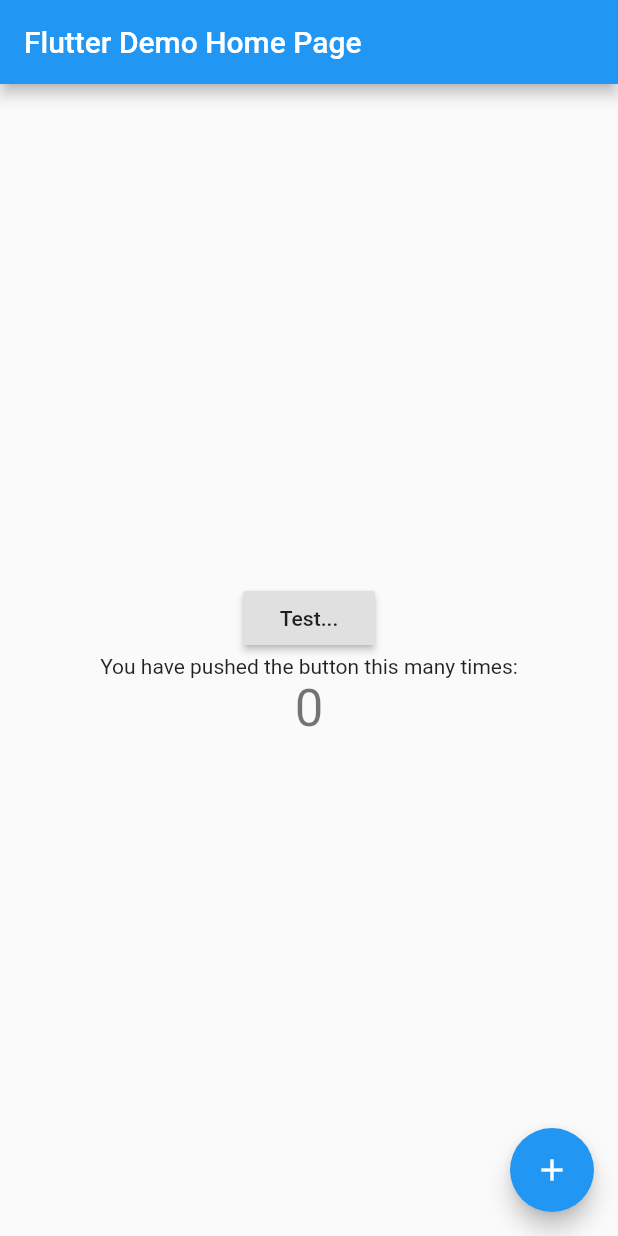
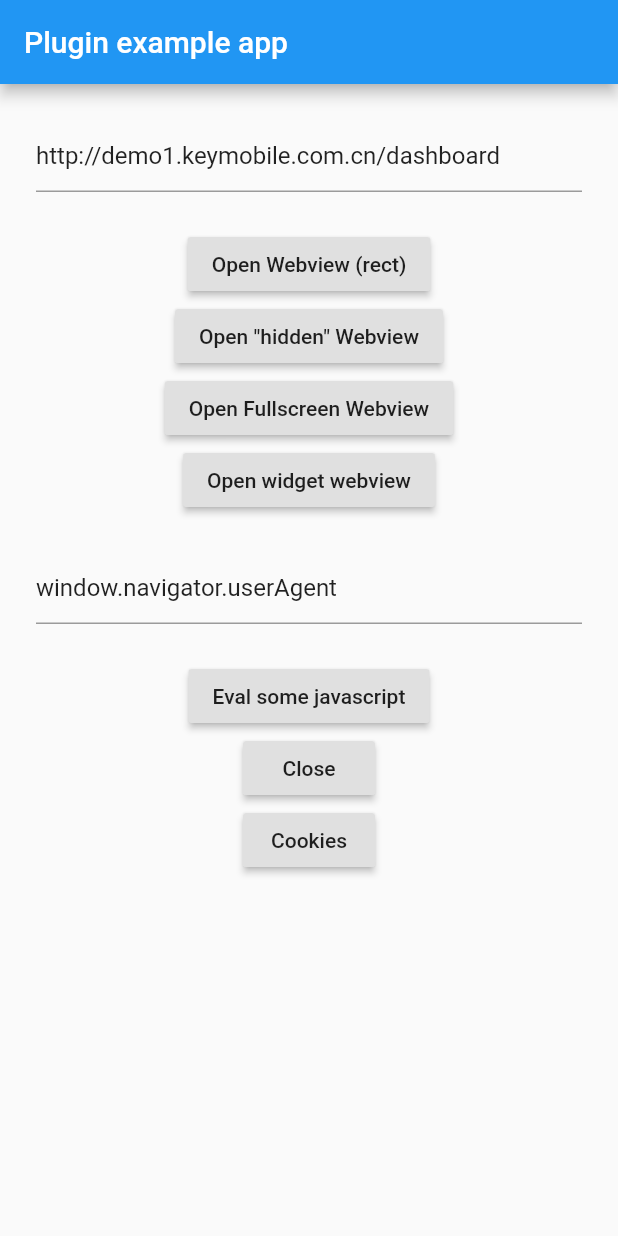
Before and after one commit to imjamespond/mobile-dev, a Flutter app: the screen it shows after launch, on a phone screen of 412 x 824 dp. Run offline on Flutter 3.47's test engine with Material 2 defaults, Android fonts, the phone set to English and light mode, and no system bars; missing offline and left inert: flutter_webview_plugin.

Commit message:
flutter webview plugin example

```diff
--- a/lib/main.dart
+++ b/lib/main.dart
@@ -1,74 +1,90 @@
+import 'dart:async';
+
 import 'package:flutter/material.dart';
+
 import 'package:flutter_webview_plugin/flutter_webview_plugin.dart';
 
-void main() => runApp(MyApp());
+const kAndroidUserAgent =
+    'Mozilla/5.0 (Linux; Android 6.0; Nexus 5 Build/MRA58N) AppleWebKit/537.36 (KHTML, like Gecko) Chrome/62.0.3202.94 Mobile Safari/537.36';
+
+String selectedUrl = 'http://demo1.keymobile.com.cn/dashboard';
+
+// ignore: prefer_collection_literals
+final Set<JavascriptChannel> jsChannels = [
+  JavascriptChannel(
+      name: 'Print',
+      onMessageReceived: (JavascriptMessage message) {
+        print(message.message);
+      }),
+].toSet();
+
+void main() {
+  WidgetsFlutterBinding.ensureInitialized();
+  runApp(MyApp());
+}
 
 class MyApp extends StatelessWidget {
-  // This widget is the root of your application.
+  final flutterWebViewPlugin = FlutterWebviewPlugin();
+
   @override
   Widget build(BuildContext context) {
     return MaterialApp(
-      title: 'Flutter Demo',
+      title: 'Flutter WebView Demo',
       theme: ThemeData(
-        // This is the theme of your application.
-        //
-        // Try running your application with "flutter run". You'll see the
-        // application has a blue toolbar. Then, without quitting the app, try
-        // changing the primarySwatch below to Colors.green and then invoke
-        // "hot reload" (press "r" in the console where you ran "flutter run",
-        // or simply save your changes to "hot reload" in a Flutter IDE).
-        // Notice that the counter didn't reset back to zero; the application
-        // is not restarted.
         primarySwatch: Colors.blue,
       ),
-//      home: MyHomePage(title: 'Flutter Demo Home Page'),
-
-      initialRoute: '/',
       routes: {
-        '/': (_) => MyHomePage(title: 'Flutter Demo Home Page'),
-        '/test': (_) => new WebviewScaffold(
-          url: "http://demo1.keymobile.com.cn/dashboard",
-          appBar: new AppBar(
-            title: RaisedButton(
-              child: const Text('Home'),
-              onPressed: () {
-                //FlutterWebviewPlugin provide a singleton instance linked to one unique webview,
-                // so you can take control of the webview from anywhere in the app
-                final flutterWebviewPlugin = new FlutterWebviewPlugin();
-                flutterWebviewPlugin.close();
-                // Navigate to the second screen using a named route.
-                Navigator.pushNamed(_, '/');
-              },
+        '/': (_) => const MyHomePage(title: 'Flutter WebView Demo'),
+        '/widget': (_) {
+          return WebviewScaffold(
+            url: selectedUrl,
+            javascriptChannels: jsChannels,
+            mediaPlaybackRequiresUserGesture: false,
+            appBar: AppBar(
+              title: const Text('Widget WebView'),
             ),
-
-          ),
-          withZoom: false,
+            withZoom: true,
             withLocalStorage: true,
             hidden: true,
             initialChild: Container(
-            color: Colors.white10,
+              color: Colors.redAccent,
               child: const Center(
-              child: Text('Waiting...'),
+                child: Text('Waiting.....'),
               ),
             ),
+            bottomNavigationBar: BottomAppBar(
+              child: Row(
+                children: <Widget>[
+                  IconButton(
+                    icon: const Icon(Icons.arrow_back_ios),
+                    onPressed: () {
+                      flutterWebViewPlugin.goBack();
+                    },
                   ),
+                  IconButton(
+                    icon: const Icon(Icons.arrow_forward_ios),
+                    onPressed: () {
+                      flutterWebViewPlugin.goForward();
                     },
-
+                  ),
+                  IconButton(
+                    icon: const Icon(Icons.autorenew),
+                    onPressed: () {
+                      flutterWebViewPlugin.reload();
+                    },
+                  ),
+                ],
+              ),
+            ),
+          );
+        },
+      },
     );
   }
 }
 
 class MyHomePage extends StatefulWidget {
-  MyHomePage({Key key, this.title}) : super(key: key);
-
-  // This widget is the home page of your application. It is stateful, meaning
-  // that it has a State object (defined below) that contains fields that affect
-  // how it looks.
-
-  // This class is the configuration for the state. It holds the values (in this
-  // case the title) provided by the parent (in this case the App widget) and
-  // used by the build method of the State. Fields in a Widget subclass are
-  // always marked "final".
+  const MyHomePage({Key key, this.title}) : super(key: key);
 
   final String title;
 
@@ -77,76 +93,209 @@ class MyHomePage extends StatefulWidget {
 }
 
 class _MyHomePageState extends State<MyHomePage> {
-  int _counter = 0;
+  // Instance of WebView plugin
+  final flutterWebViewPlugin = FlutterWebviewPlugin();
 
-  void _incrementCounter() {
+  // On destroy stream
+  StreamSubscription _onDestroy;
+
+  // On urlChanged stream
+  StreamSubscription<String> _onUrlChanged;
+
+  // On urlChanged stream
+  StreamSubscription<WebViewStateChanged> _onStateChanged;
+
+  StreamSubscription<WebViewHttpError> _onHttpError;
+
+  StreamSubscription<double> _onProgressChanged;
+
+  StreamSubscription<double> _onScrollYChanged;
+
+  StreamSubscription<double> _onScrollXChanged;
+
+  final _urlCtrl = TextEditingController(text: selectedUrl);
+
+  final _codeCtrl = TextEditingController(text: 'window.navigator.userAgent');
+
+  final _scaffoldKey = GlobalKey<ScaffoldState>();
+
+  final _history = [];
+
+  @override
+  void initState() {
+    super.initState();
+
+    flutterWebViewPlugin.close();
+
+    _urlCtrl.addListener(() {
+      selectedUrl = _urlCtrl.text;
+    });
+
+    // Add a listener to on destroy WebView, so you can make came actions.
+    _onDestroy = flutterWebViewPlugin.onDestroy.listen((_) {
+      if (mounted) {
+        // Actions like show a info toast.
+        _scaffoldKey.currentState.showSnackBar(
+            const SnackBar(content: const Text('Webview Destroyed')));
+      }
+    });
+
+    // Add a listener to on url changed
+    _onUrlChanged = flutterWebViewPlugin.onUrlChanged.listen((String url) {
+      if (mounted) {
         setState(() {
-      // This call to setState tells the Flutter framework that something has
-      // changed in this State, which causes it to rerun the build method below
-      // so that the display can reflect the updated values. If we changed
-      // _counter without calling setState(), then the build method would not be
-      // called again, and so nothing would appear to happen.
-      _counter++;
+          _history.add('onUrlChanged: $url');
+        });
+      }
+    });
+
+    _onProgressChanged =
+        flutterWebViewPlugin.onProgressChanged.listen((double progress) {
+          if (mounted) {
+            setState(() {
+              _history.add('onProgressChanged: $progress');
+            });
+          }
+        });
+
+    _onScrollYChanged =
+        flutterWebViewPlugin.onScrollYChanged.listen((double y) {
+          if (mounted) {
+            setState(() {
+              _history.add('Scroll in Y Direction: $y');
+            });
+          }
+        });
+
+    _onScrollXChanged =
+        flutterWebViewPlugin.onScrollXChanged.listen((double x) {
+          if (mounted) {
+            setState(() {
+              _history.add('Scroll in X Direction: $x');
+            });
+          }
+        });
+
+    _onStateChanged =
+        flutterWebViewPlugin.onStateChanged.listen((WebViewStateChanged state) {
+          if (mounted) {
+            setState(() {
+              _history.add('onStateChanged: ${state.type} ${state.url}');
+            });
+          }
+        });
+
+    _onHttpError =
+        flutterWebViewPlugin.onHttpError.listen((WebViewHttpError error) {
+          if (mounted) {
+            setState(() {
+              _history.add('onHttpError: ${error.code} ${error.url}');
+            });
+          }
         });
   }
 
   @override
+  void dispose() {
+    // Every listener should be canceled, the same should be done with this stream.
+    _onDestroy.cancel();
+    _onUrlChanged.cancel();
+    _onStateChanged.cancel();
+    _onHttpError.cancel();
+    _onProgressChanged.cancel();
+    _onScrollXChanged.cancel();
+    _onScrollYChanged.cancel();
+
+    flutterWebViewPlugin.dispose();
+
+    super.dispose();
+  }
+
+  @override
   Widget build(BuildContext context) {
-    // This method is rerun every time setState is called, for instance as done
-    // by the _incrementCounter method above.
-    //
-    // The Flutter framework has been optimized to make rerunning build methods
-    // fast, so that you can just rebuild anything that needs updating rather
-    // than having to individually change instances of widgets.
     return Scaffold(
+      key: _scaffoldKey,
       appBar: AppBar(
-        // Here we take the value from the MyHomePage object that was created by
-        // the App.build method, and use it to set our appbar title.
-        title: Text(widget.title),
+        title: const Text('Plugin example app'),
       ),
-      body: Center(
-        // Center is a layout widget. It takes a single child and positions it
-        // in the middle of the parent.
+      body: SingleChildScrollView(
         child: Column(
-          // Column is also a layout widget. It takes a list of children and
-          // arranges them vertically. By default, it sizes itself to fit its
-          // children horizontally, and tries to be as tall as its parent.
-          //
-          // Invoke "debug painting" (press "p" in the console, choose the
-          // "Toggle Debug Paint" action from the Flutter Inspector in Android
-          // Studio, or the "Toggle Debug Paint" command in Visual Studio Code)
-          // to see the wireframe for each widget.
-          //
-          // Column has various properties to control how it sizes itself and
-          // how it positions its children. Here we use mainAxisAlignment to
-          // center the children vertically; the main axis here is the vertical
-          // axis because Columns are vertical (the cross axis would be
-          // horizontal).
           mainAxisAlignment: MainAxisAlignment.center,
-          children: <Widget>[
+          children: [
+            Container(
+              padding: const EdgeInsets.all(24.0),
+              child: TextField(controller: _urlCtrl),
+            ),
             RaisedButton(
-              child: const Text('Test...'),
               onPressed: () {
-                // Navigate to the second screen using a named route.
-                Navigator.pushNamed(context, '/test');
+                flutterWebViewPlugin.launch(
+                  selectedUrl,
+                  rect: Rect.fromLTWH(
+                      0.0, 0.0, MediaQuery.of(context).size.width, 300.0),
+                  userAgent: kAndroidUserAgent,
+                  invalidUrlRegex:
+                  r'^(https).+(twitter)', // prevent redirecting to twitter when user click on its icon in flutter website
+                );
               },
+              child: const Text('Open Webview (rect)'),
             ),
-
-            Text(
-              'You have pushed the button this many times:',
+            RaisedButton(
+              onPressed: () {
+                flutterWebViewPlugin.launch(selectedUrl, hidden: true);
+              },
+              child: const Text('Open "hidden" Webview'),
             ),
-            Text(
-              '$_counter',
-              style: Theme.of(context).textTheme.display1,
+            RaisedButton(
+              onPressed: () {
+                flutterWebViewPlugin.launch(selectedUrl);
+              },
+              child: const Text('Open Fullscreen Webview'),
             ),
+            RaisedButton(
+              onPressed: () {
+                Navigator.of(context).pushNamed('/widget');
+              },
+              child: const Text('Open widget webview'),
+            ),
+            Container(
+              padding: const EdgeInsets.all(24.0),
+              child: TextField(controller: _codeCtrl),
+            ),
+            RaisedButton(
+              onPressed: () {
+                final future =
+                flutterWebViewPlugin.evalJavascript(_codeCtrl.text);
+                future.then((String result) {
+                  setState(() {
+                    _history.add('eval: $result');
+                  });
+                });
+              },
+              child: const Text('Eval some javascript'),
+            ),
+            RaisedButton(
+              onPressed: () {
+                setState(() {
+                  _history.clear();
+                });
+                flutterWebViewPlugin.close();
+              },
+              child: const Text('Close'),
+            ),
+            RaisedButton(
+              onPressed: () {
+                flutterWebViewPlugin.getCookies().then((m) {
+                  setState(() {
+                    _history.add('cookies: $m');
+                  });
+                });
+              },
+              child: const Text('Cookies'),
+            ),
+            Text(_history.join('\n'))
           ],
         ),
       ),
-      floatingActionButton: FloatingActionButton(
-        onPressed: _incrementCounter,
-        tooltip: 'Increment',
-        child: Icon(Icons.add),
-      ), // This trailing comma makes auto-formatting nicer for build methods.
     );
   }
 }
```
Also changed, not shown: 2 other files. Lines whose indentation alone changed are shown as unchanged.
